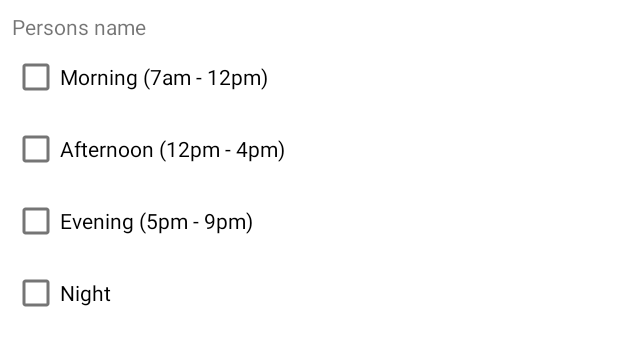
After one commit to jrmendez1004/PetTracker, an Android app: the layout item_owner_task.xml on its own in the app's theme, with its tools: preview values and no code run, on a phone screen of 412 x 824 dp. The commit adds this screen. Shown: the top 346 px of the screen. Run offline under Robolectric (Android 15) with nearby library versions, the phone set to English and light mode, and no system bars.

Commit message:
owner times are now added but are for show currently

```diff
--- a/app/src/main/java/com/example/pettracker/Activities/SetupTasksActivity.java
+++ b/app/src/main/java/com/example/pettracker/Activities/SetupTasksActivity.java
@@ -10,6 +10,7 @@ import android.view.View;
 import android.widget.Button;
 
 import com.example.pettracker.Adapters.DogTaskAdapter;
+import com.example.pettracker.Adapters.OwnerTaskAdapter;
 import com.example.pettracker.Models.Owner;
 import com.example.pettracker.Models.Pet;
 import com.example.pettracker.Models.Task;
@@ -47,6 +48,11 @@ public class SetupTasksActivity extends AppCompatActivity {
         rvDogTasks.setLayoutManager(new LinearLayoutManager(this, RecyclerView.VERTICAL, false));
         dogAdapter.notifyDataSetChanged();
 
+        OwnerTaskAdapter ownerAdapter = new OwnerTaskAdapter(this, owners);
+        rvOwnerTasks.setAdapter(ownerAdapter);
+        rvOwnerTasks.setLayoutManager(new LinearLayoutManager(this, RecyclerView.VERTICAL, false));
+        ownerAdapter.notifyDataSetChanged();
+
         btnFinish.setOnClickListener(new View.OnClickListener() {
             @Override
             public void onClick(View v) {
--- a/app/src/main/res/layout/activity_setup_tasks.xml
+++ b/app/src/main/res/layout/activity_setup_tasks.xml
@@ -19,8 +19,9 @@
     <androidx.recyclerview.widget.RecyclerView
         android:id="@+id/rvOwnerTasks"
         android:layout_width="0dp"
-        android:layout_height="wrap_content"
+        android:layout_height="0dp"
         android:layout_marginTop="16dp"
+        app:layout_constraintBottom_toTopOf="@+id/btnFinish"
         app:layout_constraintEnd_toEndOf="parent"
         app:layout_constraintHorizontal_bias="0.0"
         app:layout_constraintStart_toStartOf="parent"
--- /dev/null
+++ b/app/src/main/res/layout/item_owner_task.xml
@@ -0,0 +1,54 @@
+<?xml version="1.0" encoding="utf-8"?>
+<androidx.constraintlayout.widget.ConstraintLayout xmlns:android="http://schemas.android.com/apk/res/android"
+    xmlns:app="http://schemas.android.com/apk/res-auto"
+    xmlns:tools="http://schemas.android.com/tools"
+    android:layout_width="match_parent"
+    android:layout_height="wrap_content">
+
+    <TextView
+        android:id="@+id/tvOwnerName"
+        android:layout_width="wrap_content"
+        android:layout_height="wrap_content"
+        android:layout_marginStart="8dp"
+        android:layout_marginTop="8dp"
+        app:layout_constraintStart_toStartOf="parent"
+        app:layout_constraintTop_toTopOf="parent"
+        tools:text="Persons name" />
+
+    <CheckBox
+        android:id="@+id/cbMorning"
+        android:layout_width="wrap_content"
+        android:layout_height="wrap_content"
+        android:layout_marginStart="8dp"
+        android:text="Morning (7am - 12pm)"
+        app:layout_constraintStart_toStartOf="parent"
+        app:layout_constraintTop_toBottomOf="@+id/tvOwnerName" />
+
+    <CheckBox
+        android:id="@+id/cbAfternoon"
+        android:layout_width="wrap_content"
+        android:layout_height="wrap_content"
+        android:layout_marginStart="8dp"
+        android:text="Afternoon (12pm - 4pm)"
+        app:layout_constraintStart_toStartOf="parent"
+        app:layout_constraintTop_toBottomOf="@+id/cbMorning" />
+
+    <CheckBox
+        android:id="@+id/cbEvening"
+        android:layout_width="wrap_content"
+        android:layout_height="wrap_content"
+        android:layout_marginStart="8dp"
+        android:text="Evening (5pm - 9pm)"
+        app:layout_constraintStart_toStartOf="parent"
+        app:layout_constraintTop_toBottomOf="@+id/cbAfternoon" />
+
+    <CheckBox
+        android:id="@+id/cbNight"
+        android:layout_width="wrap_content"
+        android:layout_height="wrap_content"
+        android:layout_marginStart="8dp"
+        android:text="Night"
+        app:layout_constraintStart_toStartOf="parent"
+        app:layout_constraintTop_toBottomOf="@+id/cbEvening" />
+
+</androidx.constraintlayout.widget.ConstraintLayout>
```
Also changed, not shown: app/src/main/java/com/example/pettracker/Adapters/OwnerTaskAdapter.java (added, +64 -0 lines).
